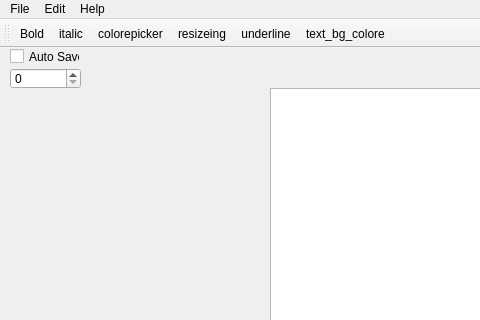
Above: src/superText/ui/windows.ui from R-G-X-U-4/super_text before the change; both pictures show x 0 to 480 and y 0 to 320 of the 1303 by 687 pixel window. Below: the same form after it.
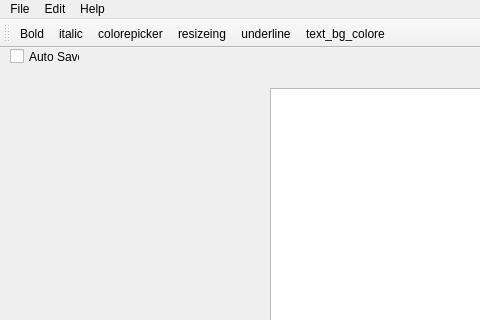
That is the form after the change. Icons and pictures are not drawn.

```diff
--- a/src/superText/ui/windows.ui
+++ b/src/superText/ui/windows.ui
@@ -37,16 +37,6 @@
      <string>Auto Save</string>
     </property>
    </widget>
-   <widget class="QSpinBox" name="Zoom">
-    <property name="geometry">
-     <rect>
-      <x>10</x>
-      <y>20</y>
-      <width>71</width>
-      <height>21</height>
-     </rect>
-    </property>
-   </widget>
   </widget>
   <widget class="QMenuBar" name="menubar">
    <property name="geometry">
```
Left out of the diff: 12 changed lines with no effect on the pictures.
